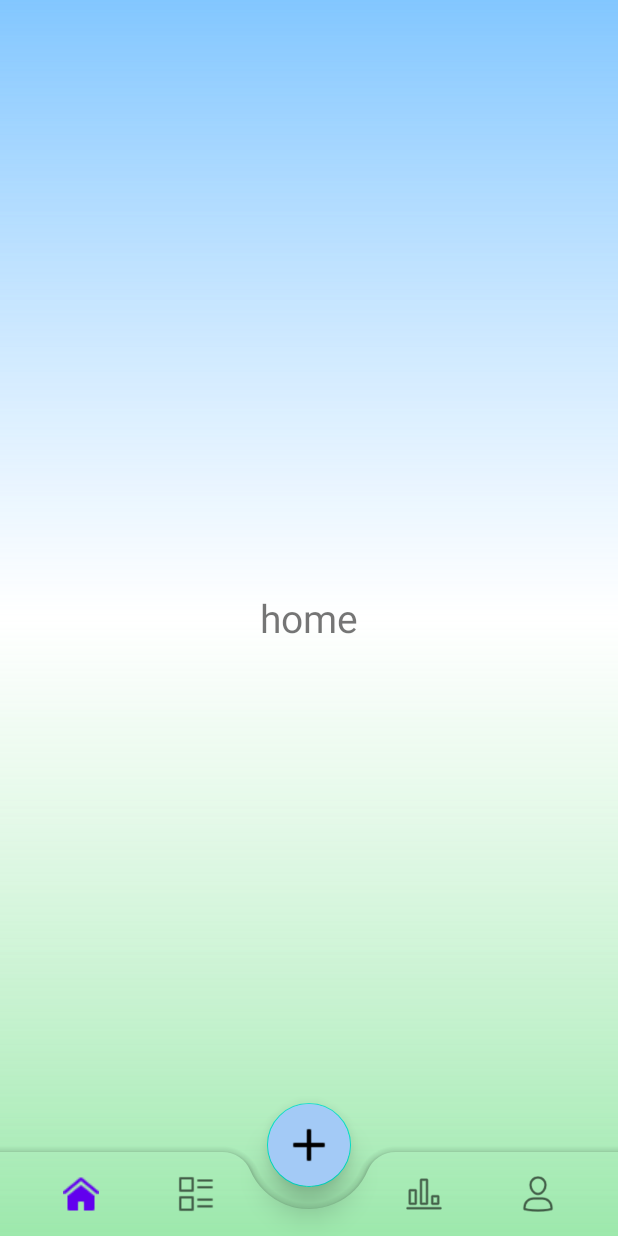
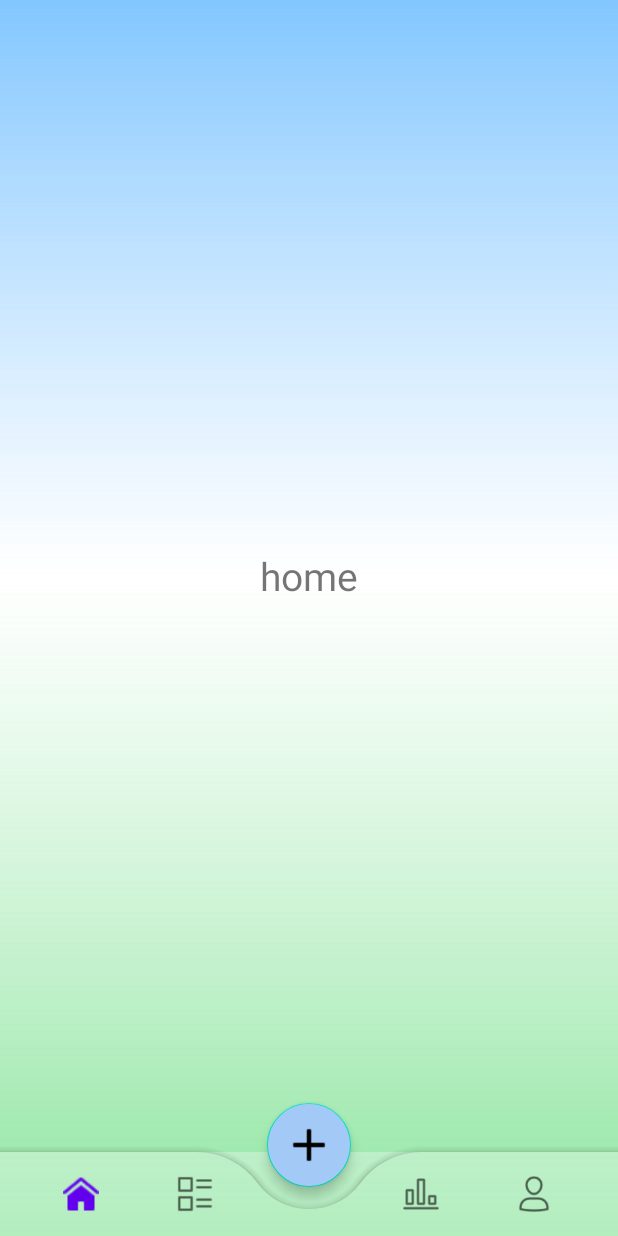
Before and after one commit to lithiix/CheckMate, an Android app: the navigat screen opened directly, with no data from a screen before it, on a phone screen of 412 x 824 dp. Run offline under Robolectric (Android 15) with nearby library versions, the phone set to English and light mode, and no system bars.

Commit message:
second commit

```diff
--- a/app/src/main/java/com/example/checkmate/MainActivity.kt
+++ b/app/src/main/java/com/example/checkmate/MainActivity.kt
@@ -14,7 +14,7 @@ import com.example.checkmate.onboarding.ob1
 class MainActivity : AppCompatActivity() {
 
     companion object {
-        private const val SPLASH_SCREEN: Long = 5000  // Correct way to define a constant in Kotlin
+        private const val SPLASH_SCREEN: Long = 4000  // Correct way to define a constant in Kotlin
     }
 
     @SuppressLint("MissingInflatedId")
--- a/app/src/main/java/com/example/checkmate/navigat.kt
+++ b/app/src/main/java/com/example/checkmate/navigat.kt
@@ -38,6 +38,11 @@ class navigat : AppCompatActivity() {
             }
             true
         }
+
+        binding.fab.setOnClickListener {
+            replaceFragment(addTask())
+        }
+
     }
 
     private fun replaceFragment(fragment: Fragment) {
--- a/app/src/main/res/drawable/navtransparent.xml
+++ b/app/src/main/res/drawable/navtransparent.xml
@@ -1,9 +1,12 @@
 <?xml version="1.0" encoding="utf-8"?>
-<selector xmlns:android="http://schemas.android.com/apk/res/android">
-
-    <gradient
-        android:angle="180"
-        android:type="linear"
-        android:startColor="#00FFFFFF"
-        android:endColor="#00FFFFFF" />
-</selector>
+<layer-list xmlns:android="http://schemas.android.com/apk/res/android">
+    <item android:height="48dp"> <!-- Height set here -->
+        <shape android:shape="rectangle">
+            <gradient
+                android:angle="270"
+                android:startColor="#00FFFFFF"
+                android:endColor="#00FFFFFF"
+                android:type="linear"/>
+        </shape>
+    </item>
+</layer-list>
--- a/app/src/main/res/layout/activity_navigat.xml
+++ b/app/src/main/res/layout/activity_navigat.xml
@@ -9,37 +9,43 @@
     android:background="@drawable/gradient_background"
     tools:context=".navigat">
 
+    <!-- Main content area with bottom margin -->
     <FrameLayout
         android:id="@+id/frame_layout"
         android:layout_width="match_parent"
-        android:layout_height="match_parent" />
+        android:layout_height="match_parent"
+        android:layout_marginBottom="56dp"
+        tools:context=".navigat">
 
+    </FrameLayout>
+
+    <!-- Bottom bar locked to bottom -->
     <com.google.android.material.bottomappbar.BottomAppBar
         android:id="@+id/bottomAppBar"
         android:layout_width="match_parent"
         android:layout_height="wrap_content"
-        android:layout_gravity="end|bottom"
+        android:layout_gravity="bottom"
         app:fabAlignmentMode="center"
         app:fabAnchorMode="cradle"
         app:fabCradleMargin="15dp"
         app:fabCradleVerticalOffset="5dp"
-        app:fabCradleRoundedCornerRadius="20dp"
-        android:backgroundTint="@color/bottom_nav_gradient"
-        app:elevation="8dp">
+        app:fabCradleRoundedCornerRadius="50dp"
+        android:backgroundTint="@android:color/transparent"
+        >
 
         <com.google.android.material.bottomnavigation.BottomNavigationView
             android:id="@+id/bottomNavigationView"
             android:layout_width="match_parent"
-            android:layout_height="wrap_content"
+            android:layout_height="match_parent"
             android:layout_gravity="end"
-            android:layout_marginEnd="15dp"
-            android:foregroundGravity="bottom"
+            android:layout_marginEnd="18dp"
             app:menu="@menu/bottom_nav"
             app:labelVisibilityMode="unlabeled"
             android:background="@drawable/navtransparent"/>
 
     </com.google.android.material.bottomappbar.BottomAppBar>
 
+    <!-- Centered FAB anchored to BottomAppBar -->
     <com.google.android.material.floatingactionbutton.FloatingActionButton
         android:id="@+id/fab"
         android:layout_width="wrap_content"
@@ -49,8 +55,6 @@
         app:layout_anchorGravity="center"
         android:src="@drawable/iconadd"
         android:backgroundTint="@color/bottomNav"
-        app:elevation="12dp"/>
-
-
+        app:elevation="5dp"/>
 
 </androidx.coordinatorlayout.widget.CoordinatorLayout>
```
Also changed, not shown: app/src/main/AndroidManifest.xml (+3 -12 lines), app/src/main/res/color/transparentnav.xml (added, +10 -0 lines).
